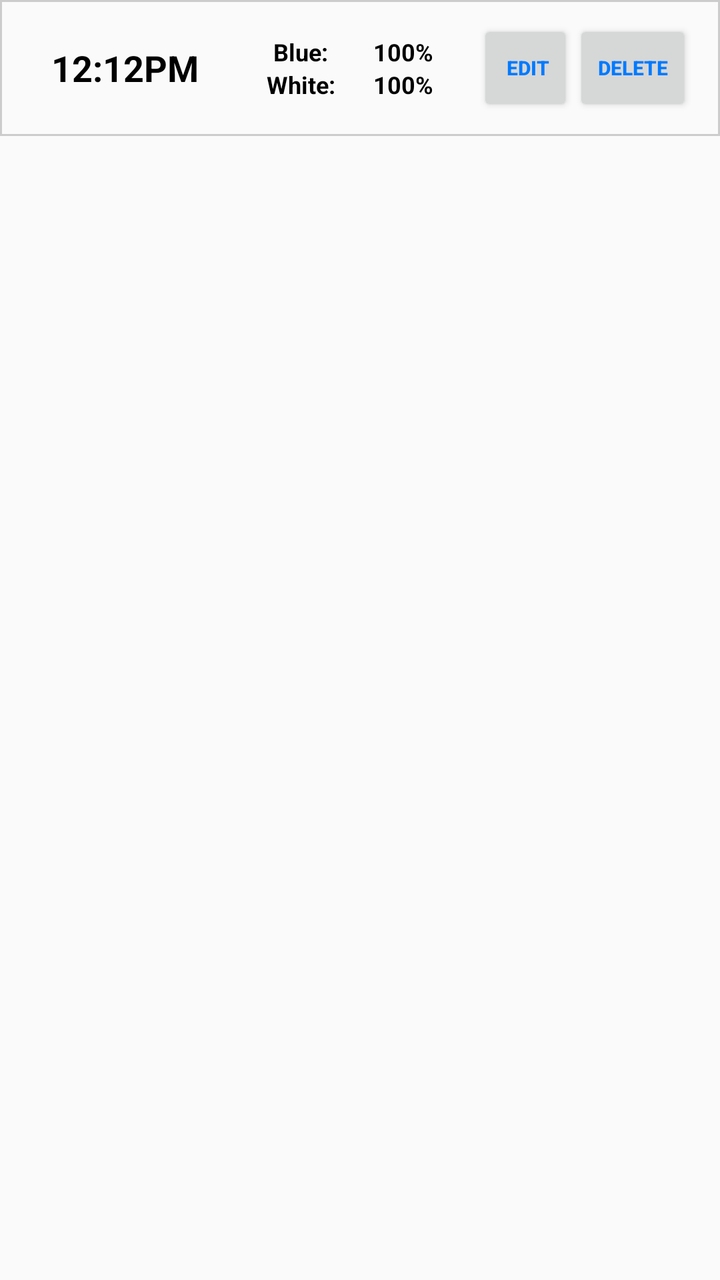
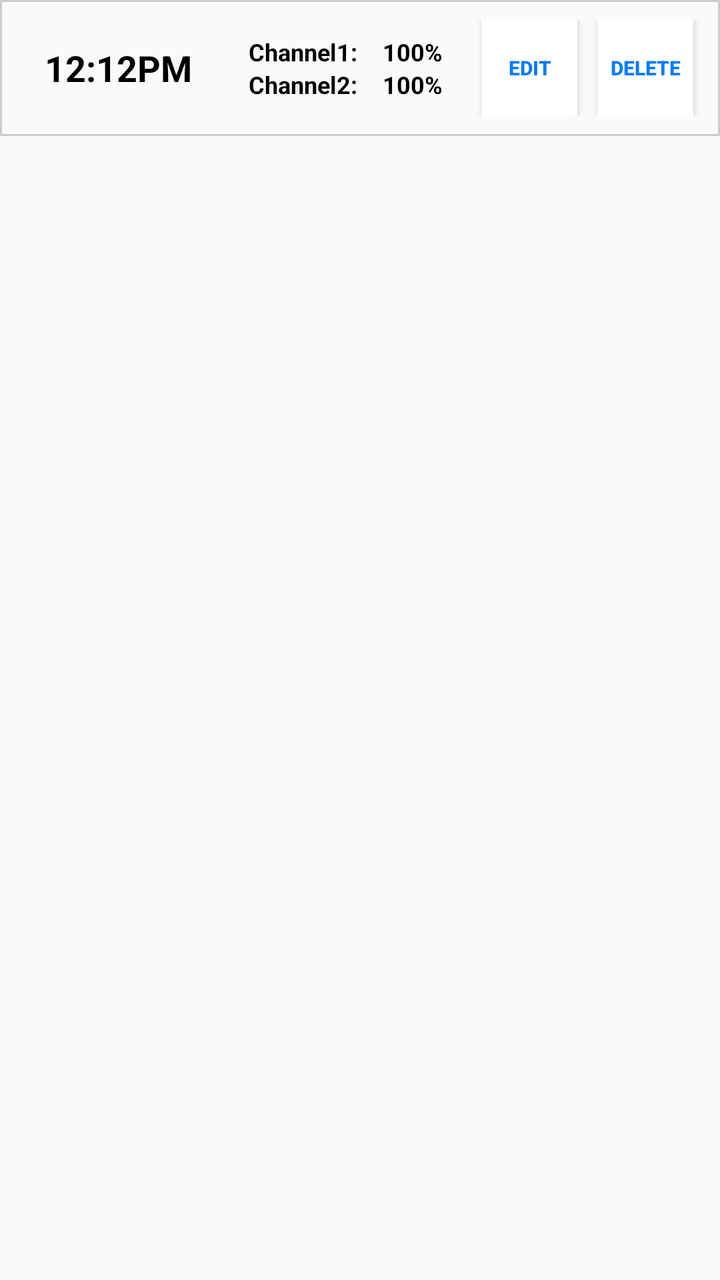

The first picture is an Android layout as it rendered before a commit; the second is the same layout after the commit. The layout source and the unified diff follow.
<!-- AndroidManifest.xml: application theme Theme.AppCompat.Light -->
<!-- res/layout/point_detail.xml -->
<?xml version="1.0" encoding="utf-8"?>
<LinearLayout xmlns:android="http://schemas.android.com/apk/res/android"
    android:layout_width="fill_parent"
    android:layout_height="fill_parent"
    android:orientation="vertical">

    <LinearLayout
        android:layout_width="match_parent"
        android:layout_height="wrap_content"
        android:background="@drawable/tableborder"
        android:orientation="horizontal">

        <LinearLayout
            android:id="@+id/time_layout_1"
            android:layout_width="wrap_content"
            android:layout_height="match_parent"
            android:layout_weight="2"
            android:gravity="top|center"
            android:orientation="horizontal">

            <TextView
                android:id="@+id/time"
                android:layout_width="wrap_content"
                android:layout_height="match_parent"
                android:gravity="center"
                android:paddingRight="10dp"
                android:singleLine="false"
                android:text="12:12PM"
                android:textColor="@color/black"
                android:textSize="18sp"
                android:textStyle="bold" />
        </LinearLayout>

        <LinearLayout
            android:id="@+id/text_layout"
            android:layout_width="wrap_content"
            android:layout_height="match_parent"
            android:layout_weight="1"
            android:gravity="center"
            android:orientation="vertical">

            <TextView
                android:id="@+id/blue_text"
                android:layout_width="wrap_content"
                android:layout_height="wrap_content"
                android:singleLine="false"
                android:text="Blue: "
                android:textAlignment="center"
                android:textColor="@color/black"
                android:textSize="12sp"
                android:textStyle="bold" />

            <TextView
                android:id="@+id/white_text"
                android:layout_width="wrap_content"
                android:layout_height="wrap_content"
                android:singleLine="false"
                android:text="White: "
                android:textAlignment="center"
                android:textColor="@color/black"
                android:textSize="12sp"
                android:textStyle="bold" />

        </LinearLayout>

        <LinearLayout
            android:id="@+id/value_layout"
            android:layout_width="wrap_content"
            android:layout_height="match_parent"
            android:layout_weight="1"
            android:gravity="center"
            android:orientation="vertical"
            android:paddingRight="10dp">

            <TextView
                android:id="@+id/blue_value"
                android:layout_width="wrap_content"
                android:layout_height="wrap_content"
                android:singleLine="false"
                android:text="100%"
                android:textAlignment="textStart"
                android:textColor="@color/black"
                android:textSize="12sp"
                android:textStyle="bold" />

            <TextView
                android:id="@+id/white_value"
                android:layout_width="wrap_content"
                android:layout_height="wrap_content"
                android:singleLine="false"
                android:text="100%"
                android:textAlignment="textStart"
                android:textColor="@color/black"
                android:textSize="12sp"
                android:textStyle="bold" />

        </LinearLayout>

        <LinearLayout
            android:layout_width="wrap_content"
            android:layout_height="match_parent"
            android:layout_marginEnd="0dp"
            android:layout_weight="0.5"
            android:gravity="center"
            android:orientation="horizontal">

            <Button
                android:id="@+id/edit"
                style="@style/Widget.AppCompat.Button.Small"
                android:layout_width="wrap_content"
                android:layout_height="wrap_content"
                android:paddingRight="10dp"
                android:text="Edit"
                android:textAlignment="center"
                android:textColor="@color/btn_color_connected"
                android:textSize="10sp"
                android:textStyle="bold" />

            <Button
                android:id="@+id/delete"
                style="@style/Widget.AppCompat.Button.Small"
                android:layout_width="wrap_content"
                android:layout_height="wrap_content"
                android:text="Delete"
                android:textAlignment="center"
                android:textColor="@color/btn_color_connected"
                android:textSize="10sp"
                android:textStyle="bold" />
        </LinearLayout>


    </LinearLayout>



</LinearLayout>
<!-- resources referenced by this layout -->
<resources>
  <color name="black">#FF000000</color>
  <color name="btn_color_connected">#007AFF</color>
  <!-- drawable tableborder (drawable-hdpi) -->
  <?xml version="1.0" encoding="UTF-8"?>
  <shape xmlns:android="http://schemas.android.com/apk/res/android" android:shape="rectangle">
      <padding android:left="10dp" android:right="10dp" android:top="10dp" android:bottom="10dp"/>
      <stroke android:width="1dp" android:color="#CCCCCC"/>
  </shape>
</resources>

<!-- the commit's change to res/layout/point_detail.xml (unified diff, before → after) -->
@@ -44,7 +44,7 @@
                 android:layout_width="wrap_content"
                 android:layout_height="wrap_content"
                 android:singleLine="false"
-                android:text="Blue: "
+                android:text="Channel1:"
                 android:textAlignment="center"
                 android:textColor="@color/black"
                 android:textSize="12sp"
@@ -55,7 +55,7 @@
                 android:layout_width="wrap_content"
                 android:layout_height="wrap_content"
                 android:singleLine="false"
-                android:text="White: "
+                android:text="Channel2:"
                 android:textAlignment="center"
                 android:textColor="@color/black"
                 android:textSize="12sp"
@@ -109,12 +109,13 @@
                 style="@style/Widget.AppCompat.Button.Small"
                 android:layout_width="wrap_content"
                 android:layout_height="wrap_content"
-                android:paddingRight="10dp"
                 android:text="Edit"
                 android:textAlignment="center"
                 android:textColor="@color/btn_color_connected"
+                android:background="@color/white"
                 android:textSize="10sp"
-                android:textStyle="bold" />
+                android:textStyle="bold"
+                />
 
             <Button
                 android:id="@+id/delete"
@@ -124,8 +125,10 @@
                 android:text="Delete"
                 android:textAlignment="center"
                 android:textColor="@color/btn_color_connected"
+                android:background="@color/white"
                 android:textSize="10sp"
-                android:textStyle="bold" />
+                android:textStyle="bold"
+                android:layout_marginLeft="10dp"/>
         </LinearLayout>
 
 
<!-- resource entries referenced after the edit -->
@@ -2,6 +2,7 @@
 <resources>
   <color name="black">#FF000000</color>
   <color name="btn_color_connected">#007AFF</color>
+  <color name="white">#FFFFFF</color>
   <!-- drawable tableborder (drawable-hdpi) -->
   <?xml version="1.0" encoding="UTF-8"?>
   <shape xmlns:android="http://schemas.android.com/apk/res/android" android:shape="rectangle">
